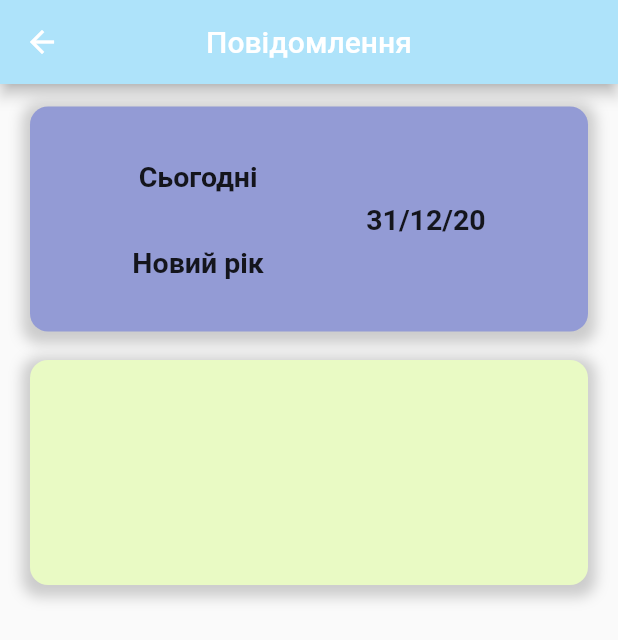
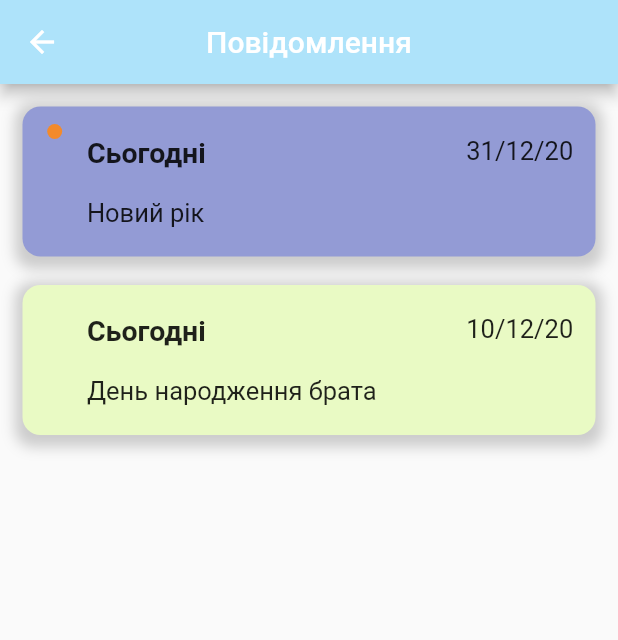
Before and after one commit to mgtippet33/GiftGenerator-mobile, a Flutter app: the NotificationPage screen opened directly, on a phone screen of 412 x 824 dp. Shown: the top 640 px of the screen. Run offline on Flutter 3.47's test engine with Material 2 defaults, Android fonts, the phone set to English and light mode, and no system bars; our stand-ins replace firebase_auth, firebase_core, flutter_signin_button, google_sign_in, new_gradient_app_bar, page_transition; accounts and stored records are empty.

Commit message:
Added notification layout

```diff
--- a/lib/pages/notification.dart
+++ b/lib/pages/notification.dart
@@ -12,39 +12,67 @@ class NotificationPage extends StatelessWidget {
           spacing: 8.0, // gap between adjacent chips
           runSpacing: 4.0, // gap between lines
           children: <Widget>[
-            Container(
+            GestureDetector(
+              // onTap: () => ,
+              child: Container(
                 child: Row(
                   mainAxisAlignment: MainAxisAlignment.spaceEvenly,
                   children: <Widget>[
                     Column(
                       mainAxisAlignment: MainAxisAlignment.spaceEvenly,
-                    children: [
-                      Text(
-                        'Сьогодні',
-                        style: TextStyle(
-                            fontWeight: FontWeight.bold, fontSize: 19),
+                      children: <Widget>[
+                        CircleAvatar(
+                          backgroundColor: Color(0xFFF38A2B),
+                          radius: 5.0,
                         ),
-                      Text(
-                        'Новий рік',
-                        style: TextStyle(
-                            fontWeight: FontWeight.bold, fontSize: 19),
+                        SizedBox(
+                          height: 55.0,
+                          width: 40.0,
                         ),
                       ],
                     ),
                     Column(
                       mainAxisAlignment: MainAxisAlignment.spaceEvenly,
+                      children: [
+                        Container(
+                          child: Text(
+                            'Сьогодні',
+                            style: TextStyle(
+                                fontWeight: FontWeight.bold, fontSize: 19),
+                          ),
+                          width: 250.0,
+                        ),
+                        Container(
+                          child: Text(
+                            'Новий рік',
+                            style: TextStyle(
+                                fontWeight: FontWeight.w400, fontSize: 17),
+                          ),
+                          width: 250.0,
+                        ),
+                      ],
+                    ),
+                    Column(),
+                    Column(
+                      mainAxisAlignment: MainAxisAlignment.spaceEvenly,
                       children: <Widget>[
-                        Text(
+                        Container(
+                          child: Text(
                             '31/12/20',
                             style: TextStyle(
-                              fontWeight: FontWeight.bold, fontSize: 19),
+                                fontWeight: FontWeight.w400, fontSize: 17),
+                          ),
+                          padding: EdgeInsets.only(right: 13.4),
+                        ),
+                        SizedBox(
+                          height: 22.0,
                         ),
                       ],
                     ),
                   ],
                 ),
-              margin: EdgeInsets.only(top: 15, left: 20, right: 20),
-              height: 150.0,
+                margin: EdgeInsets.only(top: 15, left: 15, right: 15),
+                height: 100.0,
                 decoration: BoxDecoration(
                   color: Color(0xFF939BD5),
                   borderRadius: BorderRadius.circular(12),
@@ -58,9 +86,62 @@ class NotificationPage extends StatelessWidget {
                   ],
                 ),
               ),
+            ),
             Container(
-              margin: EdgeInsets.only(top: 15, left: 20, right: 20),
-              height: 150.0,
+              child: Row(
+                mainAxisAlignment: MainAxisAlignment.spaceEvenly,
+                children: <Widget>[
+                  Column(
+                    mainAxisAlignment: MainAxisAlignment.spaceEvenly,
+                    children: <Widget>[
+                      SizedBox(
+                        height: 55.0,
+                        width: 40.0,
+                      ),
+                    ],
+                  ),
+                  Column(
+                    mainAxisAlignment: MainAxisAlignment.spaceEvenly,
+                    children: [
+                      Container(
+                        child: Text(
+                          'Сьогодні',
+                          style: TextStyle(
+                              fontWeight: FontWeight.bold, fontSize: 19),
+                        ),
+                        width: 250.0,
+                      ),
+                      Container(
+                        child: Text(
+                          'День народження брата',
+                          style: TextStyle(
+                              fontWeight: FontWeight.w400, fontSize: 17),
+                        ),
+                        width: 250.0,
+                      ),
+                    ],
+                  ),
+                  Column(),
+                  Column(
+                    mainAxisAlignment: MainAxisAlignment.spaceEvenly,
+                    children: <Widget>[
+                      Container(
+                        child: Text(
+                          '10/12/20',
+                          style: TextStyle(
+                              fontWeight: FontWeight.w400, fontSize: 17),
+                        ),
+                        padding: EdgeInsets.only(right: 13.4),
+                      ),
+                      SizedBox(
+                        height: 22.0,
+                      ),
+                    ],
+                  ),
+                ],
+              ),
+              margin: EdgeInsets.only(top: 15, left: 15, right: 15),
+              height: 100.0,
               decoration: BoxDecoration(
                 color: Color(0xFFE9FAC4),
                 borderRadius: BorderRadius.circular(12),
@@ -78,24 +159,3 @@ class NotificationPage extends StatelessWidget {
         ));
   }
 }
-
-// children: <Widget>[
-// Expanded(
-// child: Align(
-// alignment: FractionalOffset(0.35, 0.3),
-// child: Text(
-// 'Сьогодні',
-// style: TextStyle(
-// fontWeight: FontWeight.bold, fontSize: 19),
-// ),
-// ),
-// ),
-// Expanded(
-// child: Align(
-// alignment: FractionalOffset(0.7, 0.3),
-// child: Text(
-// '31/12/20',
-// style: TextStyle(fontSize: 19),
-// ),
-// )),
-// ],
```
Lines whose indentation alone changed are shown as unchanged.
